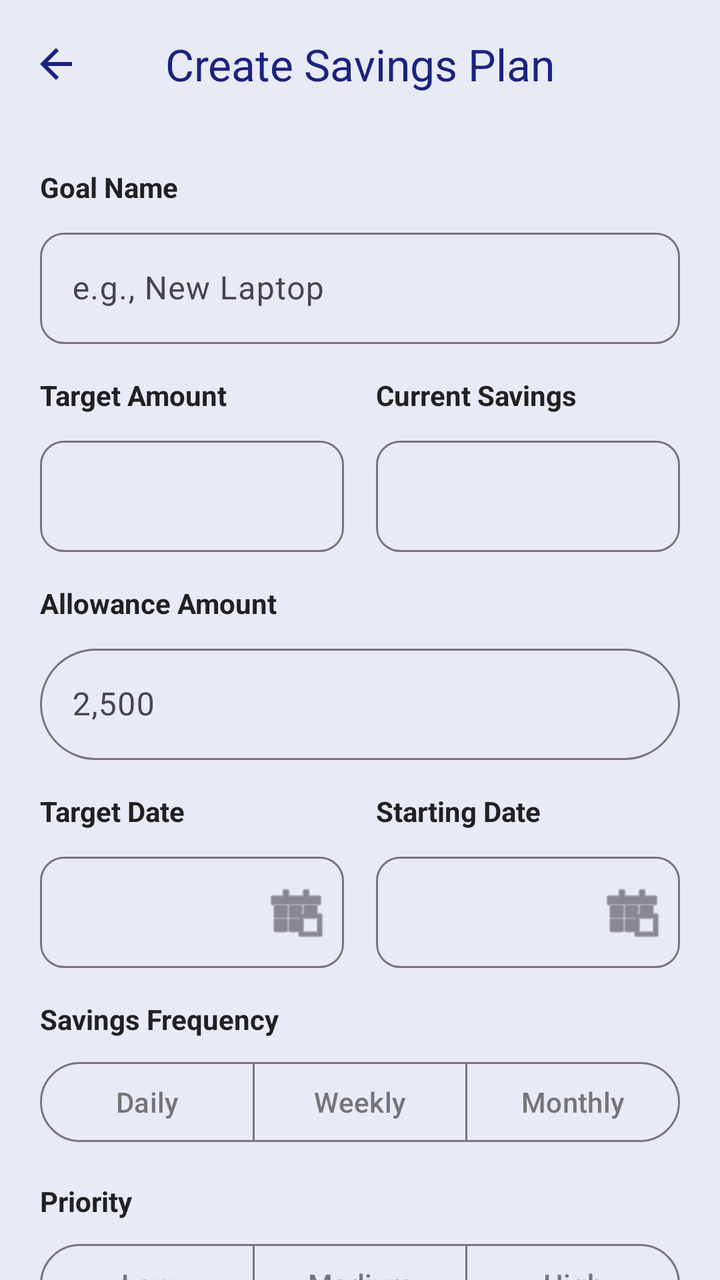
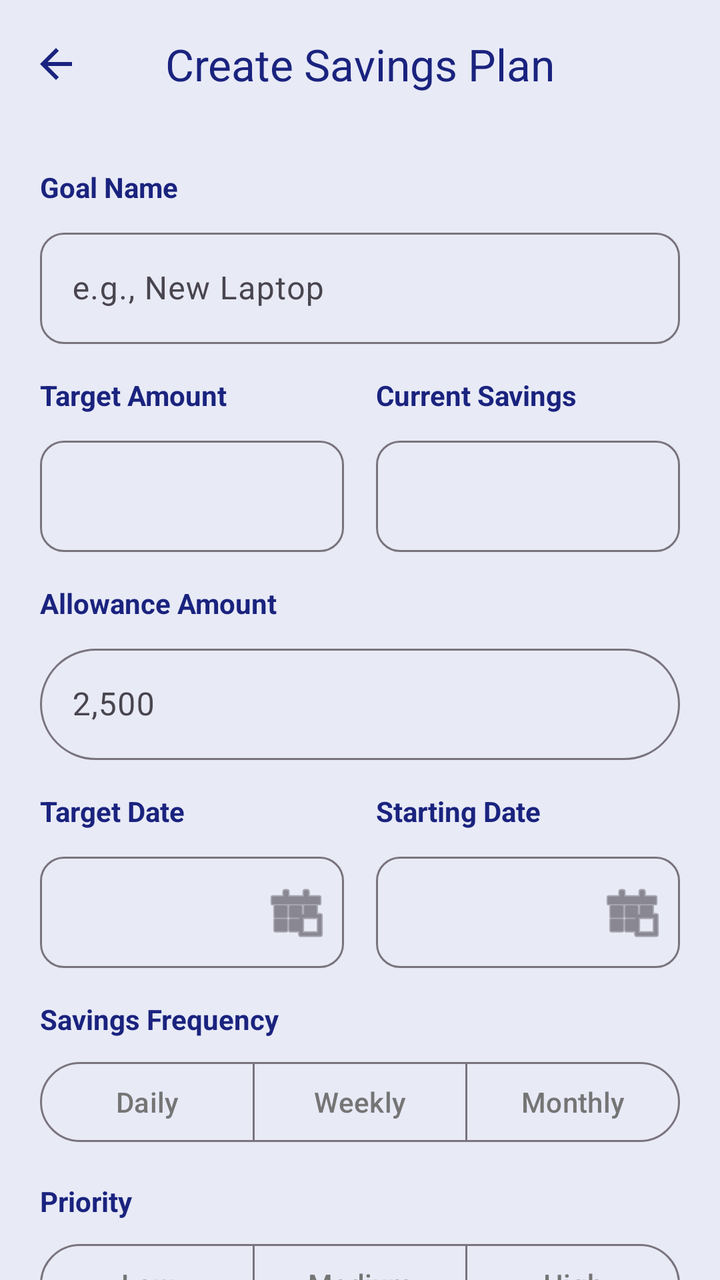

An Android layout rendered at two revisions. The XML below is the earlier revision; the diff shows what the commit changed to produce the second picture.
<!-- AndroidManifest.xml: application theme Theme.Savingsly -->
<!-- res/layout/activity_add_plan.xml -->
<?xml version="1.0" encoding="utf-8"?>
<androidx.coordinatorlayout.widget.CoordinatorLayout xmlns:android="http://schemas.android.com/apk/res/android"
    xmlns:app="http://schemas.android.com/apk/res-auto"
    android:layout_width="match_parent"
    android:layout_height="match_parent"
    android:background="@color/finly_blue_light">

    <com.google.android.material.appbar.AppBarLayout
        android:layout_width="match_parent"
        android:layout_height="wrap_content"
        app:elevation="0dp">

        <com.google.android.material.appbar.MaterialToolbar
            android:id="@+id/toolbar"
            android:layout_width="match_parent"
            android:layout_height="?attr/actionBarSize"
            android:background="@color/finly_blue_light"
            app:title="@string/create_plan_title"
            app:titleCentered="true"
            app:titleTextColor="@color/finly_blue"
            app:navigationIcon="@drawable/ic_arrow_back"
            app:navigationIconTint="@color/finly_blue" />
    </com.google.android.material.appbar.AppBarLayout>

    <androidx.core.widget.NestedScrollView
        android:layout_width="match_parent"
        android:layout_height="match_parent"
        app:layout_behavior="@string/appbar_scrolling_view_behavior">

        <LinearLayout
            android:layout_width="match_parent"
            android:layout_height="wrap_content"
            android:orientation="vertical"
            android:padding="20dp">

            
            <TextView
                android:layout_width="wrap_content"
                android:layout_height="wrap_content"
                android:text="@string/goal_name_label"
                android:textStyle="bold"
                android:textColor="@color/finly_text_primary" />

            <com.google.android.material.textfield.TextInputLayout
                style="@style/Widget.Material3.TextInputLayout.OutlinedBox"
                android:layout_width="match_parent"
                android:layout_height="wrap_content"
                android:layout_marginTop="8dp"
                app:boxCornerRadiusTopStart="12dp"
                app:boxCornerRadiusTopEnd="12dp"
                app:boxCornerRadiusBottomStart="12dp"
                app:boxCornerRadiusBottomEnd="12dp">

                <com.google.android.material.textfield.TextInputEditText
                    android:id="@+id/et_plan_name"
                    android:layout_width="match_parent"
                    android:layout_height="wrap_content"
                    android:textColor="@color/finly_text_primary"
                    android:textColorHint="@color/finly_text_secondary"
                    android:hint="e.g., New Laptop" />
            </com.google.android.material.textfield.TextInputLayout>

            
            <LinearLayout
                android:layout_width="match_parent"
                android:layout_height="wrap_content"
                android:orientation="horizontal"
                android:layout_marginTop="16dp">

                <LinearLayout
                    android:layout_width="0dp"
                    android:layout_height="wrap_content"
                    android:layout_weight="1"
                    android:orientation="vertical"
                    android:layout_marginEnd="8dp">

                    <TextView
                        android:layout_width="wrap_content"
                        android:layout_height="wrap_content"
                        android:text="@string/target_amount_label"
                        android:textStyle="bold"
                        android:textColor="@color/finly_text_primary" />

                    <com.google.android.material.textfield.TextInputLayout
                        style="@style/Widget.Material3.TextInputLayout.OutlinedBox"
                        android:layout_width="match_parent"
                        android:layout_height="wrap_content"
                        android:layout_marginTop="8dp"
                        app:prefixText="₱ "
                        app:boxCornerRadiusTopStart="12dp"
                        app:boxCornerRadiusTopEnd="12dp"
                        app:boxCornerRadiusBottomStart="12dp"
                        app:boxCornerRadiusBottomEnd="12dp">

                        <com.google.android.material.textfield.TextInputEditText
                            android:id="@+id/et_target_amount"
                            android:layout_width="match_parent"
                            android:layout_height="wrap_content"
                            android:textColor="@color/finly_text_primary"
                            android:textColorHint="@color/finly_text_secondary"
                            android:inputType="numberDecimal" />
                    </com.google.android.material.textfield.TextInputLayout>
                </LinearLayout>

                <LinearLayout
                    android:layout_width="0dp"
                    android:layout_height="wrap_content"
                    android:layout_weight="1"
                    android:orientation="vertical"
                    android:layout_marginStart="8dp">

                    <TextView
                        android:layout_width="wrap_content"
                        android:layout_height="wrap_content"
                        android:text="@string/current_savings_label"
                        android:textStyle="bold"
                        android:textColor="@color/finly_text_primary" />

                    <com.google.android.material.textfield.TextInputLayout
                        style="@style/Widget.Material3.TextInputLayout.OutlinedBox"
                        android:layout_width="match_parent"
                        android:layout_height="wrap_content"
                        android:layout_marginTop="8dp"
                        app:prefixText="₱ "
                        app:boxCornerRadiusTopStart="12dp"
                        app:boxCornerRadiusTopEnd="12dp"
                        app:boxCornerRadiusBottomStart="12dp"
                        app:boxCornerRadiusBottomEnd="12dp">

                        <com.google.android.material.textfield.TextInputEditText
                            android:id="@+id/et_current_savings"
                            android:layout_width="match_parent"
                            android:layout_height="wrap_content"
                            android:textColor="@color/finly_text_primary"
                            android:textColorHint="@color/finly_text_secondary"
                            android:inputType="numberDecimal" />
                    </com.google.android.material.textfield.TextInputLayout>
                </LinearLayout>
            </LinearLayout>

            
            <TextView
                android:layout_width="wrap_content"
                android:layout_height="wrap_content"
                android:layout_marginTop="16dp"
                android:text="@string/allowance_label"
                android:textStyle="bold"
                android:textColor="@color/finly_text_primary" />

            <com.google.android.material.textfield.TextInputLayout
                android:id="@+id/til_allowance"
                style="@style/Widget.Material3.TextInputLayout.OutlinedBox"
                android:layout_width="match_parent"
                android:layout_height="wrap_content"
                android:layout_marginTop="8dp"
                app:prefixText="₱ "
                app:suffixText="/ week"
                app:boxCornerRadiusTopStart="28dp"
                app:boxCornerRadiusTopEnd="28dp"
                app:boxCornerRadiusBottomStart="28dp"
                app:boxCornerRadiusBottomEnd="28dp">

                <com.google.android.material.textfield.TextInputEditText
                    android:id="@+id/et_allowance"
                    android:layout_width="match_parent"
                    android:layout_height="wrap_content"
                    android:textColor="@color/finly_text_primary"
                    android:textColorHint="@color/finly_text_secondary"
                    android:inputType="numberDecimal"
                    android:hint="2,500" />
            </com.google.android.material.textfield.TextInputLayout>

            
            <LinearLayout
                android:layout_width="match_parent"
                android:layout_height="wrap_content"
                android:orientation="horizontal"
                android:layout_marginTop="16dp">

                <LinearLayout
                    android:layout_width="0dp"
                    android:layout_height="wrap_content"
                    android:layout_weight="1"
                    android:orientation="vertical"
                    android:layout_marginEnd="8dp">

                    <TextView
                        android:layout_width="wrap_content"
                        android:layout_height="wrap_content"
                        android:text="@string/target_date_label"
                        android:textStyle="bold"
                        android:textColor="@color/finly_text_primary" />

                    <com.google.android.material.textfield.TextInputLayout
                        style="@style/Widget.Material3.TextInputLayout.OutlinedBox"
                        android:layout_width="match_parent"
                        android:layout_height="wrap_content"
                        android:layout_marginTop="8dp"
                        app:endIconMode="custom"
                        app:endIconDrawable="@android:drawable/ic_menu_today"
                        app:boxCornerRadiusTopStart="12dp"
                        app:boxCornerRadiusTopEnd="12dp"
                        app:boxCornerRadiusBottomStart="12dp"
                        app:boxCornerRadiusBottomEnd="12dp">

                        <com.google.android.material.textfield.TextInputEditText
                            android:id="@+id/et_end_date"
                            android:layout_width="match_parent"
                            android:layout_height="wrap_content"
                            android:textColor="@color/finly_text_primary"
                            android:textColorHint="@color/finly_text_secondary"
                            android:focusable="false"
                            android:clickable="true" />
                    </com.google.android.material.textfield.TextInputLayout>
                </LinearLayout>

                <LinearLayout
                    android:layout_width="0dp"
                    android:layout_height="wrap_content"
                    android:layout_weight="1"
                    android:orientation="vertical"
                    android:layout_marginStart="8dp">

                    <TextView
                        android:layout_width="wrap_content"
                        android:layout_height="wrap_content"
                        android:text="@string/starting_date_label"
                        android:textStyle="bold"
                        android:textColor="@color/finly_text_primary" />

                    <com.google.android.material.textfield.TextInputLayout
                        style="@style/Widget.Material3.TextInputLayout.OutlinedBox"
                        android:layout_width="match_parent"
                        android:layout_height="wrap_content"
                        android:layout_marginTop="8dp"
                        app:endIconMode="custom"
                        app:endIconDrawable="@android:drawable/ic_menu_today"
                        app:boxCornerRadiusTopStart="12dp"
                        app:boxCornerRadiusTopEnd="12dp"
                        app:boxCornerRadiusBottomStart="12dp"
                        app:boxCornerRadiusBottomEnd="12dp">

                        <com.google.android.material.textfield.TextInputEditText
                            android:id="@+id/et_start_date"
                            android:layout_width="match_parent"
                            android:layout_height="wrap_content"
                            android:textColor="@color/finly_text_primary"
                            android:textColorHint="@color/finly_text_secondary"
                            android:focusable="false"
                            android:clickable="true" />
                    </com.google.android.material.textfield.TextInputLayout>
                </LinearLayout>
            </LinearLayout>

            
            <TextView
                android:layout_width="wrap_content"
                android:layout_height="wrap_content"
                android:layout_marginTop="16dp"
                android:text="@string/frequency_label"
                android:textStyle="bold"
                android:textColor="@color/finly_text_primary" />

            <com.google.android.material.button.MaterialButtonToggleGroup
                android:id="@+id/tg_frequency"
                android:layout_width="match_parent"
                android:layout_height="wrap_content"
                android:layout_marginTop="8dp"
                app:singleSelection="true"
                app:selectionRequired="true">

                <Button
                    android:id="@+id/btn_daily"
                    style="?attr/materialButtonOutlinedStyle"
                    android:layout_width="0dp"
                    android:layout_height="wrap_content"
                    android:layout_weight="1"
                    android:text="Daily"
                    android:textColor="@color/toggle_button_text"
                    app:backgroundTint="@color/toggle_button_background" />

                <Button
                    android:id="@+id/btn_weekly"
                    style="?attr/materialButtonOutlinedStyle"
                    android:layout_width="0dp"
                    android:layout_height="wrap_content"
                    android:layout_weight="1"
                    android:text="Weekly"
                    android:textColor="@color/toggle_button_text"
                    app:backgroundTint="@color/toggle_button_background" />

                <Button
                    android:id="@+id/btn_monthly"
                    style="?attr/materialButtonOutlinedStyle"
                    android:layout_width="0dp"
                    android:layout_height="wrap_content"
                    android:layout_weight="1"
                    android:text="Monthly"
                    android:textColor="@color/toggle_button_text"
                    app:backgroundTint="@color/toggle_button_background" />
            </com.google.android.material.button.MaterialButtonToggleGroup>

            <TextView
                android:layout_width="wrap_content"
                android:layout_height="wrap_content"
                android:layout_marginTop="16dp"
                android:text="@string/priority_label"
                android:textStyle="bold"
                android:textColor="@color/finly_text_primary" />

            <com.google.android.material.button.MaterialButtonToggleGroup
                android:id="@+id/tg_priority"
                android:layout_width="match_parent"
                android:layout_height="wrap_content"
                android:layout_marginTop="8dp"
                app:singleSelection="true"
                app:selectionRequired="true">

                <Button
                    android:id="@+id/btn_low"
                    style="?attr/materialButtonOutlinedStyle"
                    android:layout_width="0dp"
                    android:layout_height="wrap_content"
                    android:layout_weight="1"
                    android:text="Low"
                    android:textColor="@color/toggle_button_text"
                    app:backgroundTint="@color/toggle_button_background" />

                <Button
                    android:id="@+id/btn_medium"
                    style="?attr/materialButtonOutlinedStyle"
                    android:layout_width="0dp"
                    android:layout_height="wrap_content"
                    android:layout_weight="1"
                    android:text="Medium"
                    android:textColor="@color/toggle_button_text"
                    app:backgroundTint="@color/toggle_button_background" />

                <Button
                    android:id="@+id/btn_high"
                    style="?attr/materialButtonOutlinedStyle"
                    android:layout_width="0dp"
                    android:layout_height="wrap_content"
                    android:layout_weight="1"
                    android:text="High"
                    android:textColor="@color/toggle_button_text"
                    app:backgroundTint="@color/toggle_button_background" />
            </com.google.android.material.button.MaterialButtonToggleGroup>

            
            <TextView
                android:layout_width="wrap_content"
                android:layout_height="wrap_content"
                android:layout_marginTop="16dp"
                android:text="@string/notes_label"
                android:textStyle="bold"
                android:textColor="@color/finly_text_primary" />

            <com.google.android.material.textfield.TextInputLayout
                style="@style/Widget.Material3.TextInputLayout.OutlinedBox"
                android:layout_width="match_parent"
                android:layout_height="wrap_content"
                android:layout_marginTop="8dp"
                app:boxCornerRadiusTopStart="12dp"
                app:boxCornerRadiusTopEnd="12dp"
                app:boxCornerRadiusBottomStart="12dp"
                app:boxCornerRadiusBottomEnd="12dp">

                <com.google.android.material.textfield.TextInputEditText
                    android:id="@+id/et_notes"
                    android:layout_width="match_parent"
                    android:layout_height="wrap_content"
                    android:textColor="@color/finly_text_primary"
                    android:textColorHint="@color/finly_text_secondary"
                    android:inputType="textMultiLine"
                    android:minLines="2" />
            </com.google.android.material.textfield.TextInputLayout>

            
            <com.google.android.material.card.MaterialCardView
                android:layout_width="match_parent"
                android:layout_height="wrap_content"
                android:layout_marginTop="24dp"
                app:cardCornerRadius="16dp"
                app:cardElevation="0dp"
                app:cardBackgroundColor="@color/white">

                <LinearLayout
                    android:layout_width="match_parent"
                    android:layout_height="wrap_content"
                    android:orientation="vertical"
                    android:padding="20dp">

                    <TextView
                        android:layout_width="wrap_content"
                        android:layout_height="wrap_content"
                        android:text="@string/plan_preview"
                        android:textStyle="bold"
                        android:textColor="@color/finly_blue" />

                    <LinearLayout
                        android:layout_width="match_parent"
                        android:layout_height="wrap_content"
                        android:orientation="horizontal"
                        android:layout_marginTop="16dp">

                        <LinearLayout
                            android:layout_width="0dp"
                            android:layout_height="wrap_content"
                            android:layout_weight="1"
                            android:orientation="vertical">

                            <TextView
                                android:layout_width="wrap_content"
                                android:layout_height="wrap_content"
                                android:text="@string/target_amount_label"
                                android:textSize="12sp"
                                android:textColor="@color/finly_text_secondary" />

                            <TextView
                                android:id="@+id/tv_preview_target"
                                android:layout_width="wrap_content"
                                android:layout_height="wrap_content"
                                android:text="₱ 0"
                                android:textColor="@color/finly_blue" />
                        </LinearLayout>

                        <LinearLayout
                            android:layout_width="0dp"
                            android:layout_height="wrap_content"
                            android:layout_weight="1"
                            android:orientation="vertical">

                            <TextView
                                android:layout_width="wrap_content"
                                android:layout_height="wrap_content"
                                android:text="@string/current_savings_label"
                                android:textSize="12sp"
                                android:textColor="@color/finly_text_secondary" />

                            <TextView
                                android:id="@+id/tv_preview_current"
                                android:layout_width="wrap_content"
                                android:layout_height="wrap_content"
                                android:text="₱ 0"
                                android:textColor="@color/finly_blue" />
                        </LinearLayout>

                        <LinearLayout
                            android:layout_width="0dp"
                            android:layout_height="wrap_content"
                            android:layout_weight="1"
                            android:orientation="vertical">

                            <TextView
                                android:layout_width="wrap_content"
                                android:layout_height="wrap_content"
                                android:text="@string/remaining_label"
                                android:textSize="12sp"
                                android:textColor="@color/finly_text_secondary" />

                            <TextView
                                android:id="@+id/tv_preview_remaining"
                                android:layout_width="wrap_content"
                                android:layout_height="wrap_content"
                                android:text="₱ 0"
                                android:textColor="@color/finly_green" />
                        </LinearLayout>
                    </LinearLayout>

                    <TextView
                        android:id="@+id/tv_suggested_label"
                        android:layout_width="wrap_content"
                        android:layout_height="wrap_content"
                        android:layout_marginTop="20dp"
                        android:layout_gravity="center_horizontal"
                        android:text="Suggested Weekly Savings"
                        android:textSize="12sp"
                        android:textColor="@color/finly_text_secondary" />

                    <TextView
                        android:id="@+id/tv_suggested_amount"
                        android:layout_width="wrap_content"
                        android:layout_height="wrap_content"
                        android:layout_gravity="center_horizontal"
                        android:text="₱ 0"
                        android:textSize="24sp"
                        android:textStyle="bold"
                        android:textColor="@color/finly_green" />
                </LinearLayout>
            </com.google.android.material.card.MaterialCardView>

            <Button
                android:id="@+id/btn_create_plan"
                android:layout_width="match_parent"
                android:layout_height="56dp"
                android:layout_marginTop="24dp"
                android:text="@string/create_plan_btn"
                android:textColor="@color/white"
                android:backgroundTint="@color/finly_blue"
                app:shapeAppearanceOverlay="@style/ShapeAppearanceOverlay.Material3.Button.Rounded" />

        </LinearLayout>
    </androidx.core.widget.NestedScrollView>

</androidx.coordinatorlayout.widget.CoordinatorLayout>
<!-- resources referenced by this layout -->
<resources>
  <color name="finly_blue">#1A237E</color>
  <color name="finly_blue_light">#E8EAF6</color>
  <color name="finly_green">#4CAF50</color>
  <color name="finly_text_primary">#212121</color>
  <color name="finly_text_secondary">#757575</color>
  <color name="white">#FFFFFFFF</color>
  <!-- drawable ic_arrow_back (drawable) -->
  <vector xmlns:android="http://schemas.android.com/apk/res/android"
      android:width="24dp"
      android:height="24dp"
      android:viewportWidth="24"
      android:viewportHeight="24">
      <path
          android:fillColor="#FF000000"
          android:pathData="M20,11H7.83l5.59,-5.59L12,4l-8,8 8,8 1.41,-1.41L7.83,13H20v-2z"/>
  </vector>
  <string name="allowance_label">Allowance Amount</string>
  <string name="create_plan_btn">Create Savings Plan</string>
  <string name="create_plan_title">Create Savings Plan</string>
  <string name="current_savings_label">Current Savings</string>
  <string name="frequency_label">Savings Frequency</string>
  <string name="goal_name_label">Goal Name</string>
  <string name="notes_label">Notes (Optional)</string>
  <string name="plan_preview">Plan Preview</string>
  <string name="priority_label">Priority</string>
  <string name="remaining_label">Remaining</string>
  <string name="starting_date_label">Starting Date</string>
  <string name="target_amount_label">Target Amount</string>
  <string name="target_date_label">Target Date</string>
  <style name="ShapeAppearanceOverlay.Material3.Button.Rounded" parent="">
          <item name="cornerSize">28dp</item>
      </style>
  <style name="Theme.Savingsly" parent="Base.Theme.Savingsly" />
  <style name="Base.Theme.Savingsly" parent="Theme.Material3.DayNight.NoActionBar">
          
          <item name="colorPrimary">@color/finly_blue</item>
          <item name="colorSecondary">@color/finly_green</item>
      </style>
</resources>

<!-- the commit's change to res/layout/activity_add_plan.xml (unified diff, before → after) -->
@@ -39,7 +39,7 @@
                 android:layout_height="wrap_content"
                 android:text="@string/goal_name_label"
                 android:textStyle="bold"
-                android:textColor="@color/finly_text_primary" />
+                android:textColor="@color/finly_blue" />
 
             <com.google.android.material.textfield.TextInputLayout
                 style="@style/Widget.Material3.TextInputLayout.OutlinedBox"
@@ -79,7 +79,7 @@
                         android:layout_height="wrap_content"
                         android:text="@string/target_amount_label"
                         android:textStyle="bold"
-                        android:textColor="@color/finly_text_primary" />
+                        android:textColor="@color/finly_blue" />
 
                     <com.google.android.material.textfield.TextInputLayout
                         style="@style/Widget.Material3.TextInputLayout.OutlinedBox"
@@ -114,7 +114,7 @@
                         android:layout_height="wrap_content"
                         android:text="@string/current_savings_label"
                         android:textStyle="bold"
-                        android:textColor="@color/finly_text_primary" />
+                        android:textColor="@color/finly_blue" />
 
                     <com.google.android.material.textfield.TextInputLayout
                         style="@style/Widget.Material3.TextInputLayout.OutlinedBox"
@@ -145,7 +145,7 @@
                 android:layout_marginTop="16dp"
                 android:text="@string/allowance_label"
                 android:textStyle="bold"
-                android:textColor="@color/finly_text_primary" />
+                android:textColor="@color/finly_blue" />
 
             <com.google.android.material.textfield.TextInputLayout
                 android:id="@+id/til_allowance"
@@ -189,7 +189,7 @@
                         android:layout_height="wrap_content"
                         android:text="@string/target_date_label"
                         android:textStyle="bold"
-                        android:textColor="@color/finly_text_primary" />
+                        android:textColor="@color/finly_blue" />
 
                     <com.google.android.material.textfield.TextInputLayout
                         style="@style/Widget.Material3.TextInputLayout.OutlinedBox"
@@ -226,7 +226,7 @@
                         android:layout_height="wrap_content"
                         android:text="@string/starting_date_label"
                         android:textStyle="bold"
-                        android:textColor="@color/finly_text_primary" />
+                        android:textColor="@color/finly_blue" />
 
                     <com.google.android.material.textfield.TextInputLayout
                         style="@style/Widget.Material3.TextInputLayout.OutlinedBox"
@@ -259,7 +259,7 @@
                 android:layout_marginTop="16dp"
                 android:text="@string/frequency_label"
                 android:textStyle="bold"
-                android:textColor="@color/finly_text_primary" />
+                android:textColor="@color/finly_blue" />
 
             <com.google.android.material.button.MaterialButtonToggleGroup
                 android:id="@+id/tg_frequency"
@@ -306,7 +306,7 @@
                 android:layout_marginTop="16dp"
                 android:text="@string/priority_label"
                 android:textStyle="bold"
-                android:textColor="@color/finly_text_primary" />
+                android:textColor="@color/finly_blue" />
 
             <com.google.android.material.button.MaterialButtonToggleGroup
                 android:id="@+id/tg_priority"
@@ -354,7 +354,7 @@
                 android:layout_marginTop="16dp"
                 android:text="@string/notes_label"
                 android:textStyle="bold"
-                android:textColor="@color/finly_text_primary" />
+                android:textColor="@color/finly_blue" />
 
             <com.google.android.material.textfield.TextInputLayout
                 style="@style/Widget.Material3.TextInputLayout.OutlinedBox"
